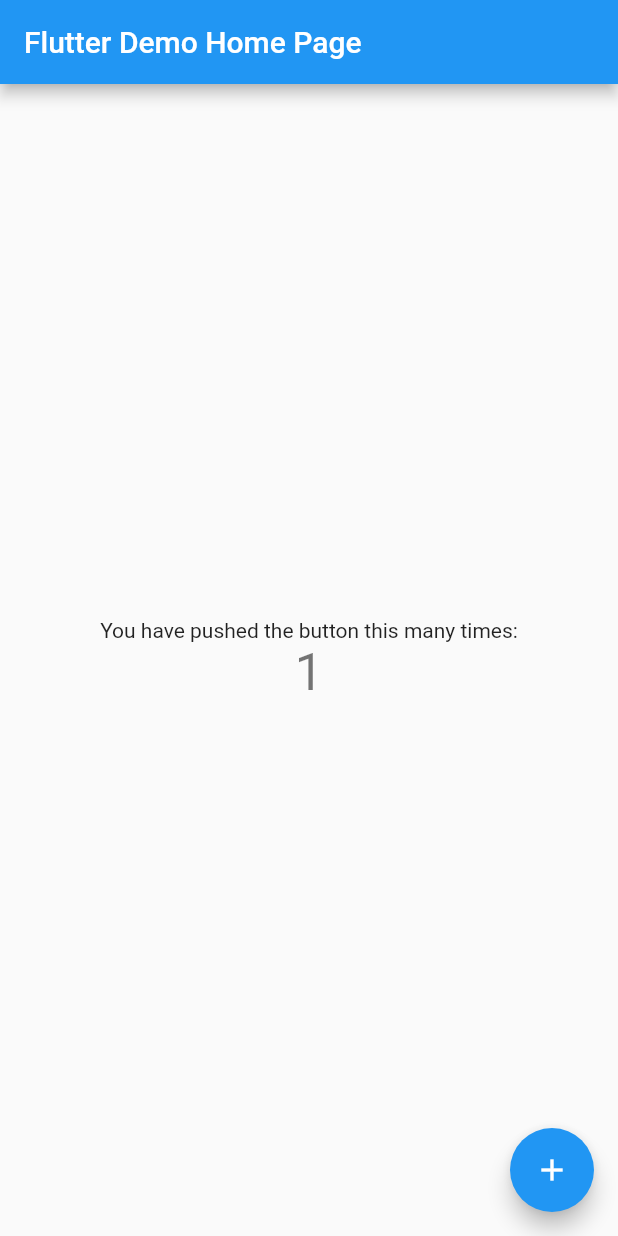
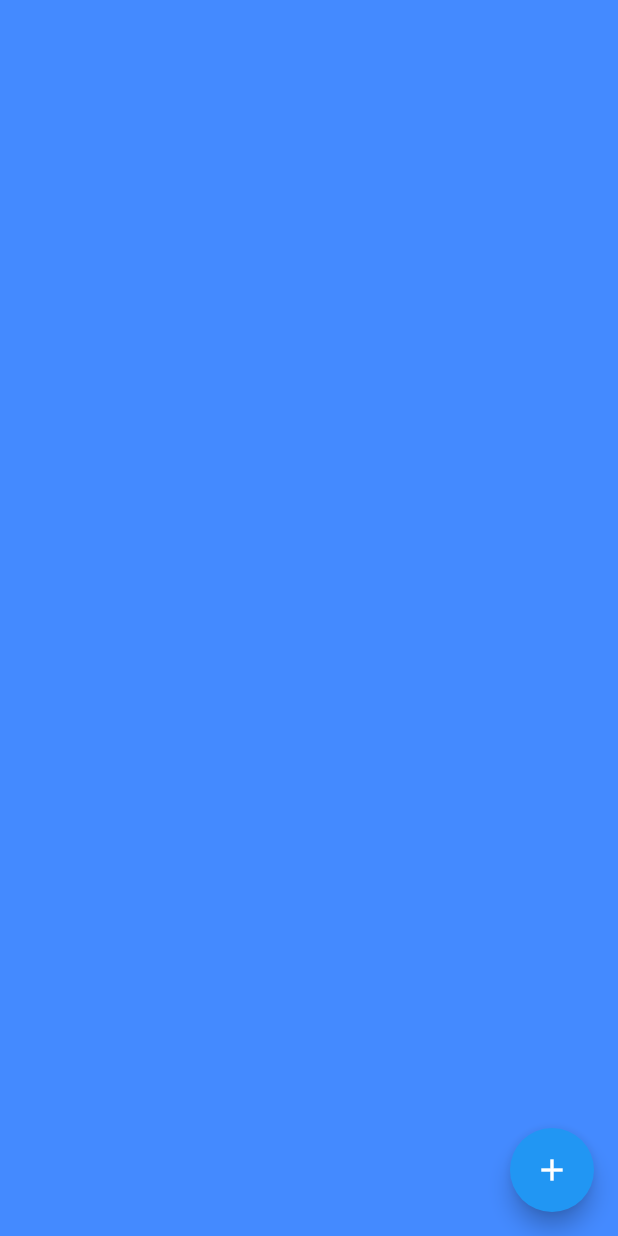
Before and after one commit to simonjv01/crud_sqlflite_app, a Flutter app: the screen it shows after launch, after a tap on the "add" icon, on a phone screen of 412 x 824 dp. Run offline on Flutter 3.47's test engine with Material 2 defaults, Android fonts, the phone set to English and light mode, and no system bars.

Commit message:
created homescreen

```diff
--- a/lib/main.dart
+++ b/lib/main.dart
@@ -1,3 +1,4 @@
+import 'package:crud_sqlflite_app/screens/home_screen.dart';
 import 'package:flutter/material.dart';
 
 void main() {
@@ -11,105 +12,13 @@ class MyApp extends StatelessWidget {
   @override
   Widget build(BuildContext context) {
     return MaterialApp(
-      title: 'Flutter Demo',
+      title: 'Flutter Todo List',
+      debugShowCheckedModeBanner: false,
       theme: ThemeData(
-        // This is the theme of your application.
-        //
-        // Try running your application with "flutter run". You'll see the
-        // application has a blue toolbar. Then, without quitting the app, try
-        // changing the primarySwatch below to Colors.green and then invoke
-        // "hot reload" (press "r" in the console where you ran "flutter run",
-        // or simply save your changes to "hot reload" in a Flutter IDE).
-        // Notice that the counter didn't reset back to zero; the application
-        // is not restarted.
         primarySwatch: Colors.blue,
-      ),
-      home: const MyHomePage(title: 'Flutter Demo Home Page'),
-    );
+    ),
+    home: const HomeScreen(),
+     );
+
+    }
   }
-}
-
-class MyHomePage extends StatefulWidget {
-  const MyHomePage({Key? key, required this.title}) : super(key: key);
-
-  // This widget is the home page of your application. It is stateful, meaning
-  // that it has a State object (defined below) that contains fields that affect
-  // how it looks.
-
-  // This class is the configuration for the state. It holds the values (in this
-  // case the title) provided by the parent (in this case the App widget) and
-  // used by the build method of the State. Fields in a Widget subclass are
-  // always marked "final".
-
-  final String title;
-
-  @override
-  State<MyHomePage> createState() => _MyHomePageState();
-}
-
-class _MyHomePageState extends State<MyHomePage> {
-  int _counter = 0;
-
-  void _incrementCounter() {
-    setState(() {
-      // This call to setState tells the Flutter framework that something has
-      // changed in this State, which causes it to rerun the build method below
-      // so that the display can reflect the updated values. If we changed
-      // _counter without calling setState(), then the build method would not be
-      // called again, and so nothing would appear to happen.
-      _counter++;
-    });
-  }
-
-  @override
-  Widget build(BuildContext context) {
-    // This method is rerun every time setState is called, for instance as done
-    // by the _incrementCounter method above.
-    //
-    // The Flutter framework has been optimized to make rerunning build methods
-    // fast, so that you can just rebuild anything that needs updating rather
-    // than having to individually change instances of widgets.
-    return Scaffold(
-      appBar: AppBar(
-        // Here we take the value from the MyHomePage object that was created by
-        // the App.build method, and use it to set our appbar title.
-        title: Text(widget.title),
-      ),
-      body: Center(
-        // Center is a layout widget. It takes a single child and positions it
-        // in the middle of the parent.
-        child: Column(
-          // Column is also a layout widget. It takes a list of children and
-          // arranges them vertically. By default, it sizes itself to fit its
-          // children horizontally, and tries to be as tall as its parent.
-          //
-          // Invoke "debug painting" (press "p" in the console, choose the
-          // "Toggle Debug Paint" action from the Flutter Inspector in Android
-          // Studio, or the "Toggle Debug Paint" command in Visual Studio Code)
-          // to see the wireframe for each widget.
-          //
-          // Column has various properties to control how it sizes itself and
-          // how it positions its children. Here we use mainAxisAlignment to
-          // center the children vertically; the main axis here is the vertical
-          // axis because Columns are vertical (the cross axis would be
-          // horizontal).
-          mainAxisAlignment: MainAxisAlignment.center,
-          children: <Widget>[
-            const Text(
-              'You have pushed the button this many times:',
-            ),
-            Text(
-              '$_counter',
-              style: Theme.of(context).textTheme.headline4,
-            ),
-          ],
-        ),
-      ),
-      floatingActionButton: FloatingActionButton(
-        onPressed: _incrementCounter,
-        tooltip: 'Increment',
-        child: const Icon(Icons.add),
-      ), // This trailing comma makes auto-formatting nicer for build methods.
-    );
-  }
-}
--- /dev/null
+++ b/lib/screens/home_screen.dart
@@ -0,0 +1,23 @@
+import 'package:flutter/material.dart';
+
+
+class HomeScreen extends StatefulWidget {
+  const HomeScreen({Key? key}) : super(key: key);
+
+  @override
+  State<HomeScreen> createState() => _HomeScreenState();
+}
+
+class _HomeScreenState extends State<HomeScreen> {
+  @override
+  Widget build(BuildContext context) {
+    return Scaffold(
+      backgroundColor: Colors.blueAccent,
+      floatingActionButton: FloatingActionButton(
+        backgroundColor: Theme.of(context).primaryColor,
+        onPressed: (){},
+        child: const Icon(Icons.add),
+      ),
+    );
+  }
+}
--- a/pubspec.yaml
+++ b/pubspec.yaml
@@ -34,6 +34,9 @@ dependencies:
   # The following adds the Cupertino Icons font to your application.
   # Use with the CupertinoIcons class for iOS style icons.
   cupertino_icons: ^1.0.2
+  intl: ^0.17.0
+  sqflite: ^2.0.3
+  path_provider: ^2.0.11
 
 dev_dependencies:
   flutter_test:
```
Also changed, not shown: pubspec.lock, 3 other files.
